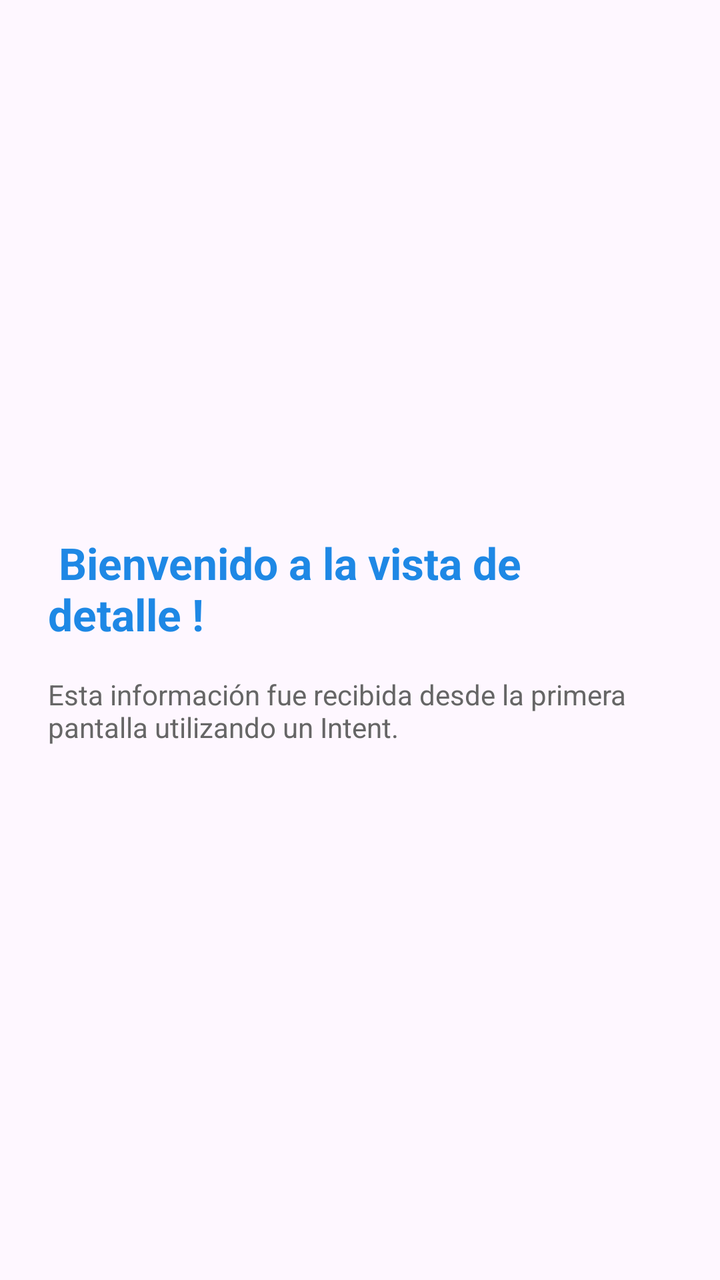
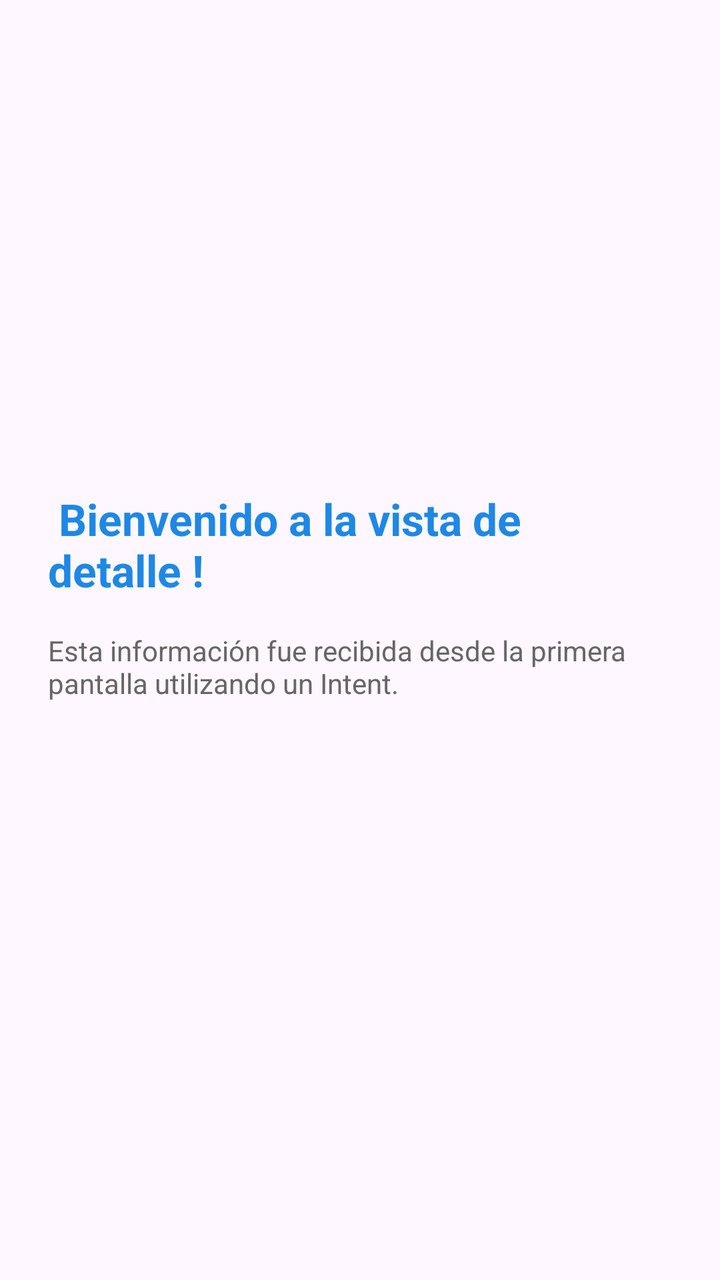

Two renders of the same Android screen: before a commit and after it. Below are the layout's source before the change and the commit's diff.
<!-- AndroidManifest.xml: activity theme Theme.Practica_Guiada_1 -->
<!-- res/layout/activity_detail.xml -->
<?xml version="1.0" encoding="utf-8" ?>
<LinearLayout
    xmlns:android="http://schemas.android.com/apk/res/android"
    android:layout_width="match_parent"
    android:layout_height="match_parent"
    android:orientation="vertical"
    android:gravity="center"
    android:padding="24dp">

    
    <TextView
        android:id="@+id/tvTituloDetalle"
        android:layout_width="match_parent"
        android:layout_height="wrap_content"
        android:text=" Bienvenido a la vista de detalle !"
        android:textSize="22sp"
        android:textStyle="bold"
        android:textAlignment="center"
        android:textColor="#1E88E5"
        android:layout_marginBottom="16dp" />

    
    <TextView
        android:id="@+id/tvSubtitulo"
        android:layout_width="match_parent"
        android:layout_height="wrap_content"
        android:text="Esta información fue recibida desde la primera pantalla utilizando un Intent."
        android:textSize="14sp"
        android:textAlignment="center"
        android:textColor="#666666"/>

</LinearLayout>
<!-- resources referenced by this layout -->
<resources>
  <style name="Theme.Practica_Guiada_1" parent="Base.Theme.Practica_Guiada_1" />
  <style name="Base.Theme.Practica_Guiada_1" parent="Theme.Material3.DayNight.NoActionBar">
          
          
      </style>
</resources>

<!-- the commit's change to res/layout/activity_detail.xml (unified diff, before → after) -->
@@ -29,4 +29,12 @@
         android:textAlignment="center"
         android:textColor="#666666"/>
 
+    <TextView
+        android:id="@+id/tvResul_Activity_2"
+        android:layout_width="match_parent"
+        android:layout_height="wrap_content"
+        android:textSize="18sp"
+        android:layout_marginTop="20dp"
+        android:textColor="#333333"/>
+
 </LinearLayout>
